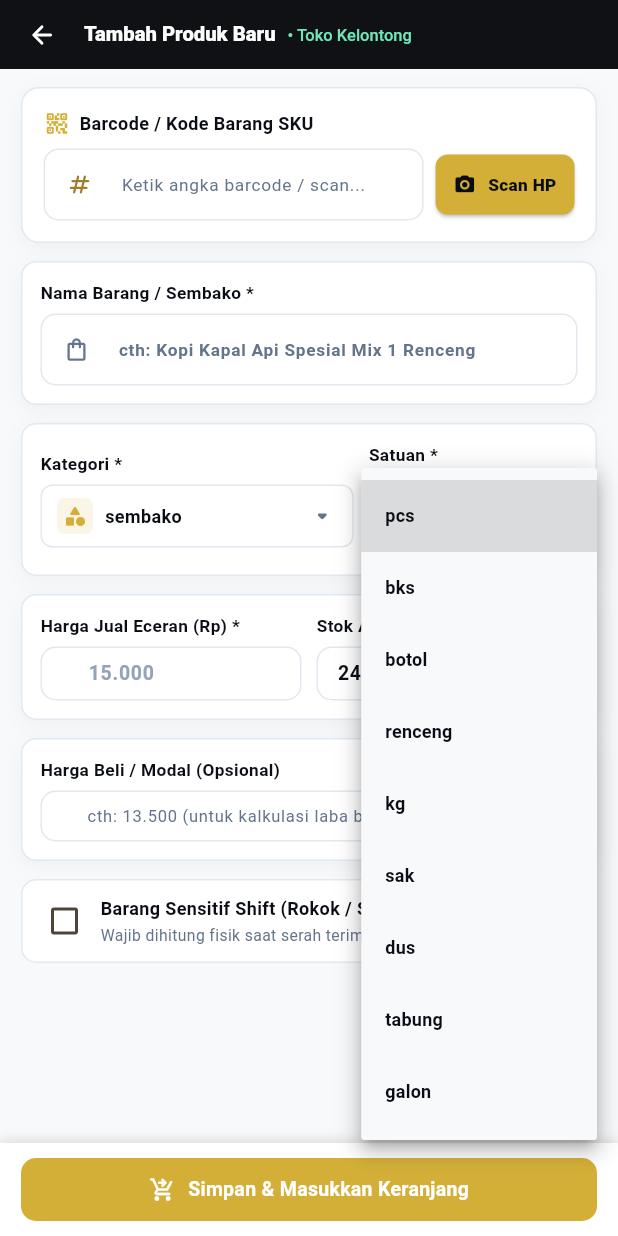
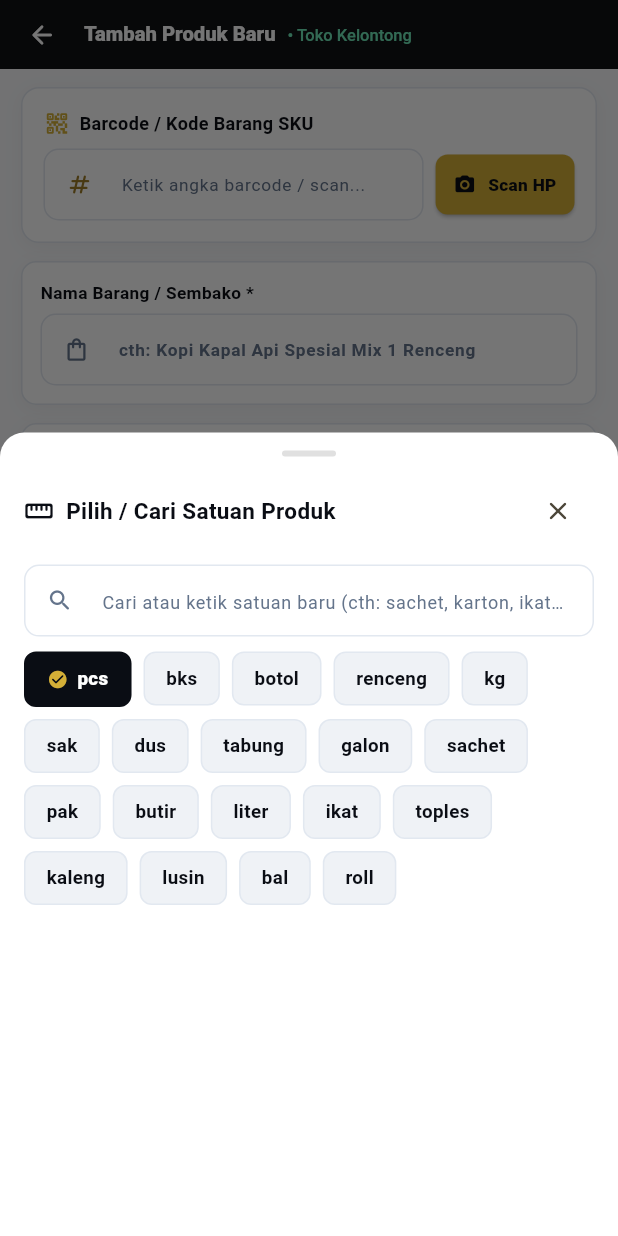
Before and after one commit to crediblemark-official/Bherung, a Flutter app: the QuickAddProductScreen screen opened directly with empty values, after a tap on "pcs", on a phone screen of 412 x 824 dp. Run offline on Flutter 3.47's test engine with Material 3 defaults, Android fonts, the phone set to English and light mode, and no system bars; our stand-ins replace audioplayers, google_sign_in, googleapis_auth, shared_preferences; missing offline and left inert: mobile_scanner; accounts and stored records are empty; key blocks and very long unbroken strings in the code were emptied for the run.

Commit message:
feat: Convert static unit dropdown to dynamic searchable picker with instant custom unit creation and persistence

```diff
--- a/lib/screens/quick_add_product_screen.dart
+++ b/lib/screens/quick_add_product_screen.dart
@@ -3,6 +3,7 @@ import '../models/product.dart';
 import '../services/barcode_master_lookup_service.dart';
 import '../theme/app_theme.dart';
 import '../widgets/dynamic_category_picker.dart';
+import '../widgets/dynamic_unit_picker.dart';
 import 'scanner_screen.dart';
 
 class QuickAddProductScreen extends StatefulWidget {
@@ -326,7 +327,7 @@ class _QuickAddProductScreenState extends State<QuickAddProductScreen> {
                           ),
                           const SizedBox(width: 10),
 
-                          // Satuan
+                          // Satuan Dinamis & Searchable
                           Expanded(
                             flex: 2,
                             child: Column(
@@ -334,27 +335,12 @@ class _QuickAddProductScreenState extends State<QuickAddProductScreen> {
                               children: [
                                 const Text('Satuan *', style: TextStyle(fontSize: 11.5, fontWeight: FontWeight.bold)),
                                 const SizedBox(height: 6),
-                                Container(
-                                  padding: const EdgeInsets.symmetric(horizontal: 10, vertical: 2),
-                                  decoration: BoxDecoration(
-                                    border: Border.all(color: AppTheme.borderColor),
-                                    borderRadius: BorderRadius.circular(8),
-                                  ),
-                                  child: DropdownButtonHideUnderline(
-                                    child: DropdownButton<String>(
-                                      value: _selectedUnit,
-                                      isExpanded: true,
-                                      items: _units.map((u) {
-                                        return DropdownMenuItem<String>(
-                                          value: u,
-                                          child: Text(u, style: const TextStyle(fontSize: 12, fontWeight: FontWeight.w600)),
-                                        );
-                                      }).toList(),
-                                      onChanged: (val) {
-                                        if (val != null) setState(() => _selectedUnit = val);
-                                      },
-                                    ),
-                                  ),
+                                DynamicUnitPicker(
+                                  selectedUnit: _selectedUnit,
+                                  initialUnits: _units,
+                                  onUnitSelected: (unit) {
+                                    setState(() => _selectedUnit = unit);
+                                  },
                                 ),
                               ],
                             ),
--- a/lib/services/inventory_storage_service.dart
+++ b/lib/services/inventory_storage_service.dart
@@ -15,6 +15,48 @@ class InventoryStorageService {
   static const String _keyUsers = 'bherung_users_json_v1';
   static const String _keyKasbon = 'bherung_kasbon_json_v1';
   static const String _keyStoreProfile = 'bherung_store_profile_json_v1';
+  static const String _keyUnits = 'bherung_custom_units_v1';
+
+  static const List<String> defaultUnits = [
+    'pcs', 'bks', 'botol', 'renceng', 'kg', 'sak', 'dus', 'tabung', 'galon', 'sachet', 'pak', 'butir', 'liter', 'ikat', 'toples', 'kaleng', 'lusin', 'bal', 'roll'
+  ];
+
+  // Load Units (Default + Custom Units)
+  Future<List<String>> loadUnits({List<Product>? products}) async {
+    final Set<String> unitSet = Set.from(defaultUnits);
+    try {
+      final prefs = await SharedPreferences.getInstance();
+      final List<String>? saved = prefs.getStringList(_keyUnits);
+      if (saved != null) {
+        unitSet.addAll(saved);
+      }
+    } catch (_) {}
+
+    if (products != null) {
+      for (final p in products) {
+        if (p.unit.trim().isNotEmpty) {
+          unitSet.add(p.unit.trim().toLowerCase());
+        }
+      }
+    }
+    return unitSet.toList();
+  }
+
+  // Save Custom Unit
+  Future<void> saveCustomUnit(String unit) async {
+    final clean = unit.trim().toLowerCase();
+    if (clean.isEmpty) return;
+    try {
+      final prefs = await SharedPreferences.getInstance();
+      final List<String> current = prefs.getStringList(_keyUnits) ?? [];
+      if (!current.contains(clean)) {
+        current.add(clean);
+        await prefs.setStringList(_keyUnits, current);
+      }
+    } catch (e) {
+      debugPrint('Error saving custom unit: $e');
+    }
+  }
 
   // 1. Load Products (Persistent Local Storage)
   Future<List<Product>> loadProducts() async {
--- /dev/null
+++ b/lib/widgets/dynamic_unit_picker.dart
@@ -0,0 +1,368 @@
+import 'package:flutter/material.dart';
+import '../services/inventory_storage_service.dart';
+import '../theme/app_theme.dart';
+
+class DynamicUnitPicker extends StatefulWidget {
+  final String selectedUnit;
+  final ValueChanged<String> onUnitSelected;
+  final List<String>? initialUnits;
+
+  const DynamicUnitPicker({
+    super.key,
+    required this.selectedUnit,
+    required this.onUnitSelected,
+    this.initialUnits,
+  });
+
+  @override
+  State<DynamicUnitPicker> createState() => _DynamicUnitPickerState();
+}
+
+class _DynamicUnitPickerState extends State<DynamicUnitPicker> {
+  List<String> _units = [];
+  bool _isLoading = true;
+
+  @override
+  void initState() {
+    super.initState();
+    _loadUnits();
+  }
+
+  Future<void> _loadUnits() async {
+    final loaded = await InventoryStorageService().loadUnits();
+    if (widget.initialUnits != null) {
+      for (final u in widget.initialUnits!) {
+        if (!loaded.contains(u.toLowerCase())) {
+          loaded.add(u.toLowerCase());
+        }
+      }
+    }
+    if (mounted) {
+      setState(() {
+        _units = loaded;
+        _isLoading = false;
+      });
+    }
+  }
+
+  void _openUnitPickerModal(BuildContext context) {
+    showModalBottomSheet(
+      context: context,
+      isScrollControlled: true,
+      backgroundColor: Colors.transparent,
+      builder: (ctx) => _UnitPickerSheet(
+        units: _units,
+        selectedUnit: widget.selectedUnit,
+        onUnitSelected: (unit) {
+          widget.onUnitSelected(unit);
+          Navigator.pop(ctx);
+        },
+        onUnitCreated: (newUnit) async {
+          final clean = newUnit.trim().toLowerCase();
+          await InventoryStorageService().saveCustomUnit(clean);
+          setState(() {
+            if (!_units.contains(clean)) {
+              _units.add(clean);
+            }
+          });
+          widget.onUnitSelected(clean);
+          if (ctx.mounted) Navigator.pop(ctx);
+        },
+      ),
+    );
+  }
+
+  @override
+  Widget build(BuildContext context) {
+    if (_isLoading) {
+      return Container(
+        height: 38,
+        padding: const EdgeInsets.symmetric(horizontal: 10),
+        decoration: BoxDecoration(
+          color: Colors.white,
+          border: Border.all(color: AppTheme.borderColor),
+          borderRadius: BorderRadius.circular(8),
+        ),
+        alignment: Alignment.centerLeft,
+        child: Text(
+          widget.selectedUnit,
+          style: const TextStyle(fontSize: 12, fontWeight: FontWeight.w600),
+        ),
+      );
+    }
+
+    return InkWell(
+      onTap: () => _openUnitPickerModal(context),
+      borderRadius: BorderRadius.circular(8),
+      child: Container(
+        height: 38,
+        padding: const EdgeInsets.symmetric(horizontal: 10),
+        decoration: BoxDecoration(
+          color: Colors.white,
+          border: Border.all(color: AppTheme.borderColor),
+          borderRadius: BorderRadius.circular(8),
+        ),
+        child: Row(
+          children: [
+            Container(
+              padding: const EdgeInsets.all(4),
+              decoration: BoxDecoration(
+                color: AppTheme.primaryGold.withValues(alpha: 0.15),
+                borderRadius: BorderRadius.circular(4),
+              ),
+              child: const Icon(Icons.straighten_rounded, size: 14, color: AppTheme.primaryDark),
+            ),
+            const SizedBox(width: 8),
+            Expanded(
+              child: Text(
+                widget.selectedUnit.isEmpty ? 'pcs' : widget.selectedUnit,
+                style: const TextStyle(
+                  fontSize: 12.5,
+                  fontWeight: FontWeight.w700,
+                  color: AppTheme.textDark,
+                ),
+                overflow: TextOverflow.ellipsis,
+              ),
+            ),
+            const Icon(Icons.arrow_drop_down_rounded, size: 20, color: AppTheme.textMuted),
+          ],
+        ),
+      ),
+    );
+  }
+}
+
+class _UnitPickerSheet extends StatefulWidget {
+  final List<String> units;
+  final String selectedUnit;
+  final ValueChanged<String> onUnitSelected;
+  final ValueChanged<String> onUnitCreated;
+
+  const _UnitPickerSheet({
+    required this.units,
+    required this.selectedUnit,
+    required this.onUnitSelected,
+    required this.onUnitCreated,
+  });
+
+  @override
+  State<_UnitPickerSheet> createState() => _UnitPickerSheetState();
+}
+
+class _UnitPickerSheetState extends State<_UnitPickerSheet> {
+  final TextEditingController _searchController = TextEditingController();
+  String _query = '';
+
+  @override
+  void dispose() {
+    _searchController.dispose();
+    super.dispose();
+  }
+
+  void _handleAddNew() {
+    final clean = _query.trim().toLowerCase();
+    if (clean.isNotEmpty) {
+      widget.onUnitCreated(clean);
+    }
+  }
+
+  @override
+  Widget build(BuildContext context) {
+    final isKeyboardOpen = MediaQuery.of(context).viewInsets.bottom > 0;
+    final cleanQuery = _query.trim().toLowerCase();
+
+    final filteredUnits = widget.units.where((u) {
+      if (cleanQuery.isEmpty) return true;
+      return u.toLowerCase().contains(cleanQuery);
+    }).toList();
+
+    final bool isExactMatch = widget.units.any((u) => u.toLowerCase() == cleanQuery);
+    final bool canAddNew = cleanQuery.isNotEmpty && !isExactMatch;
+
+    return Container(
+      decoration: const BoxDecoration(
+        color: Colors.white,
+        borderRadius: BorderRadius.vertical(top: Radius.circular(16)),
+      ),
+      padding: EdgeInsets.only(
+        bottom: MediaQuery.of(context).viewInsets.bottom + 16,
+        top: 12,
+        left: 16,
+        right: 16,
+      ),
+      constraints: BoxConstraints(
+        maxHeight: MediaQuery.of(context).size.height * (isKeyboardOpen ? 0.85 : 0.65),
+      ),
+      child: Column(
+        mainAxisSize: MainAxisSize.min,
+        crossAxisAlignment: CrossAxisAlignment.start,
+        children: [
+          // Drag Handle
+          Center(
+            child: Container(
+              width: 36,
+              height: 4,
+              decoration: BoxDecoration(
+                color: Colors.grey.shade300,
+                borderRadius: BorderRadius.circular(2),
+              ),
+            ),
+          ),
+          const SizedBox(height: 12),
+
+          // Header
+          Row(
+            children: [
+              const Icon(Icons.straighten_rounded, color: AppTheme.primaryDark, size: 20),
+              const SizedBox(width: 8),
+              const Text(
+                'Pilih / Cari Satuan Produk',
+                style: TextStyle(fontSize: 15, fontWeight: FontWeight.bold, color: AppTheme.textDark),
+              ),
+              const Spacer(),
+              IconButton(
+                icon: const Icon(Icons.close_rounded, size: 20),
+                onPressed: () => Navigator.pop(context),
+                padding: EdgeInsets.zero,
+                constraints: const BoxConstraints(),
+              ),
+            ],
+          ),
+          const SizedBox(height: 12),
+
+          // Search Field
+          TextField(
+            controller: _searchController,
+            autofocus: false,
+            onChanged: (val) => setState(() => _query = val),
+            onSubmitted: (_) {
+              if (canAddNew) {
+                _handleAddNew();
+              } else if (filteredUnits.isNotEmpty) {
+                widget.onUnitSelected(filteredUnits.first);
+              }
+            },
+            decoration: InputDecoration(
+              isDense: true,
+              hintText: 'Cari atau ketik satuan baru (cth: sachet, karton, ikat)...',
+              hintStyle: const TextStyle(fontSize: 12, color: AppTheme.textMuted),
+              prefixIcon: const Icon(Icons.search_rounded, size: 18, color: AppTheme.textMuted),
+              suffixIcon: _query.isNotEmpty
+                  ? IconButton(
+                      icon: const Icon(Icons.clear_rounded, size: 16),
+                      onPressed: () {
+                        _searchController.clear();
+                        setState(() => _query = '');
+                      },
+                    )
+                  : null,
+              contentPadding: const EdgeInsets.symmetric(horizontal: 12, vertical: 10),
+              border: OutlineInputBorder(borderRadius: BorderRadius.circular(10), borderSide: const BorderSide(color: AppTheme.borderColor)),
+              enabledBorder: OutlineInputBorder(borderRadius: BorderRadius.circular(10), borderSide: const BorderSide(color: AppTheme.borderColor)),
+              focusedBorder: OutlineInputBorder(borderRadius: BorderRadius.circular(10), borderSide: const BorderSide(color: AppTheme.primaryDark, width: 1.5)),
+            ),
+          ),
+          const SizedBox(height: 10),
+
+          // Tombol Tambah Satuan Baru jika belum ada
+          if (canAddNew) ...[
+            InkWell(
+              onTap: _handleAddNew,
+              borderRadius: BorderRadius.circular(8),
+              child: Container(
+                width: double.infinity,
+                padding: const EdgeInsets.symmetric(horizontal: 12, vertical: 10),
+                decoration: BoxDecoration(
+                  color: const Color(0xFFF0FDF4),
+                  border: Border.all(color: const Color(0xFF86EFAC)),
+                  borderRadius: BorderRadius.circular(8),
+                ),
+                child: Row(
+                  children: [
+                    Container(
+                      padding: const EdgeInsets.all(4),
+                      decoration: const BoxDecoration(
+                        color: Color(0xFF16A34A),
+                        shape: BoxShape.circle,
+                      ),
+                      child: const Icon(Icons.add_rounded, size: 14, color: Colors.white),
+                    ),
+                    const SizedBox(width: 10),
+                    Expanded(
+                      child: RichText(
+                        text: TextSpan(
+                          text: 'Simpan satuan baru: ',
+                          style: const TextStyle(fontSize: 12, color: Color(0xFF166534)),
+                          children: [
+                            TextSpan(
+                              text: '"$cleanQuery"',
+                              style: const TextStyle(fontSize: 12.5, fontWeight: FontWeight.w900, color: Color(0xFF166534)),
+                            ),
+                          ],
+                        ),
+                      ),
+                    ),
+                    const Icon(Icons.arrow_forward_ios_rounded, size: 12, color: Color(0xFF16A34A)),
+                  ],
+                ),
+              ),
+            ),
+            const SizedBox(height: 10),
+          ],
+
+          // List / Wrap Satuan
+          Expanded(
+            child: filteredUnits.isEmpty && !canAddNew
+                ? const Center(
+                    child: Text(
+                      'Satuan tidak ditemukan',
+                      style: TextStyle(fontSize: 12, color: AppTheme.textMuted),
+                    ),
+                  )
+                : SingleChildScrollView(
+                    child: Wrap(
+                      spacing: 8,
+                      runSpacing: 8,
+                      children: filteredUnits.map((unit) {
+                        final isSelected = widget.selectedUnit.toLowerCase() == unit.toLowerCase();
+                        return InkWell(
+                          onTap: () => widget.onUnitSelected(unit),
+                          borderRadius: BorderRadius.circular(8),
+                          child: Container(
+                            padding: const EdgeInsets.symmetric(horizontal: 14, vertical: 8),
+                            decoration: BoxDecoration(
+                              color: isSelected ? AppTheme.primaryDark : AppTheme.bgSubtle,
+                              borderRadius: BorderRadius.circular(8),
+                              border: Border.all(
+                                color: isSelected ? AppTheme.primaryDark : AppTheme.borderColor,
+                                width: isSelected ? 1.5 : 1,
+                              ),
+                            ),
+                            child: Row(
+                              mainAxisSize: MainAxisSize.min,
+                              children: [
+                                if (isSelected) ...[
+                                  const Icon(Icons.check_circle_rounded, size: 14, color: AppTheme.primaryGold),
+                                  const SizedBox(width: 6),
+                                ],
+                                Text(
+                                  unit,
+                                  style: TextStyle(
+                                    fontSize: 12.5,
+                                    fontWeight: isSelected ? FontWeight.w900 : FontWeight.w600,
+                                    color: isSelected ? Colors.white : AppTheme.textDark,
+                                  ),
+                                ),
+                              ],
+                            ),
+                          ),
+                        );
+                      }).toList(),
+                    ),
+                  ),
+          ),
+        ],
+      ),
+    );
+  }
+}
```
